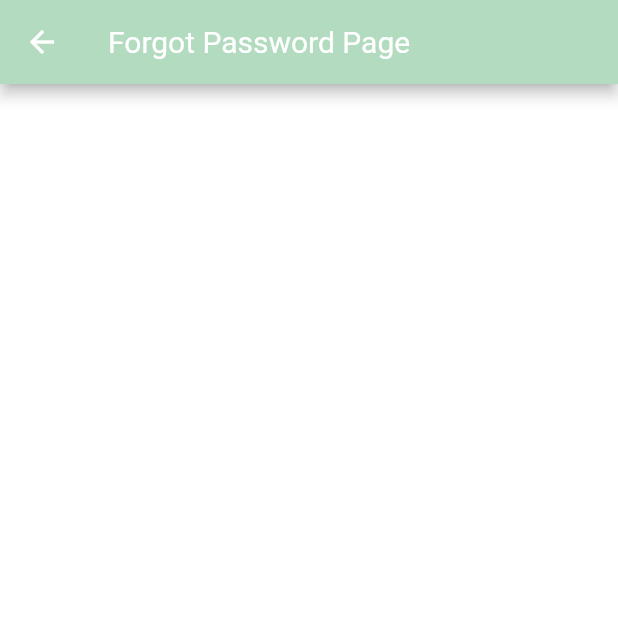
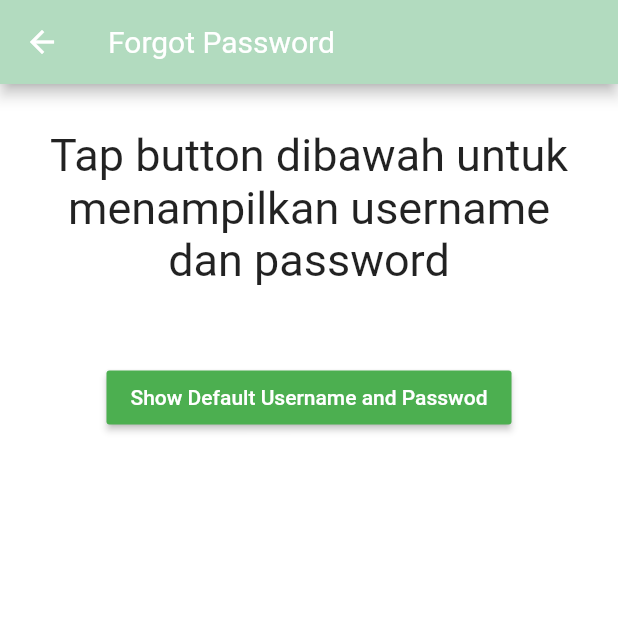
Before and after one commit to mrdemiadr/teknoponik, a Flutter app: the ForgotPasswordScreen screen opened directly, on a phone screen of 412 x 824 dp, the top half of it. Run offline on Flutter 3.47's test engine with Material 2 defaults, Android fonts, the phone set to English and light mode, and no system bars.

Commit message:
username & password function

```diff
--- a/lib/screens/forgotpassword_screen.dart
+++ b/lib/screens/forgotpassword_screen.dart
@@ -1,13 +1,66 @@
 import 'package:flutter/material.dart';
 
-class ForgotPasswordScreen extends StatelessWidget {
+class ForgotPasswordScreen extends StatefulWidget {
+  @override
+  _ForgotPasswordScreenState createState() => _ForgotPasswordScreenState();
+}
+
+class _ForgotPasswordScreenState extends State<ForgotPasswordScreen> {
+  String textUserInfo = '';
+
+  void onClicked() {
+    if (textUserInfo == '') {
+      setState(() {
+        textUserInfo = '"root"';
+      });
+    } else {
+      print(textUserInfo);
+      setState(() {
+        textUserInfo = '';
+      });
+    }
+  }
+
   @override
   Widget build(BuildContext context) {
     return Scaffold(
       appBar: AppBar(
-        title: Text('Forgot Password Page'),
+        title: Text('Forgot Password'),
       ),
       backgroundColor: Colors.white,
+      body: Column(
+        children: <Widget>[
+          Container(
+            margin: EdgeInsets.all(30.0),
+            child: Text(
+              'Tap button dibawah untuk menampilkan username dan password',
+              style: TextStyle(fontSize: 30.0),
+              textAlign: TextAlign.center,
+            ),
+          ),
+          SizedBox(
+            height: 20.0,
+          ),
+          RaisedButton(
+            onPressed: onClicked,
+            child: Text(
+              'Show Default Username and Passwod',
+              style: TextStyle(color: Colors.white),
+            ),
+            color: Colors.green,
+          ),
+          SizedBox(
+            height: 20.0,
+          ),
+          Text(
+            textUserInfo,
+            style: TextStyle(
+              fontSize: 30.0,
+              fontWeight: FontWeight.bold,
+            ),
+          )
+        ],
+      ),
     );
   }
 }
--- a/lib/screens/register_screen.dart
+++ b/lib/screens/register_screen.dart
@@ -12,7 +12,7 @@ class RegisterScreen extends StatelessWidget {
           mainAxisAlignment: MainAxisAlignment.center,
           children: <Widget>[
             Text(
-              'Username  dan password default adalah root',
+              'Username dan password default adalah root',
               textAlign: TextAlign.center,
               style: TextStyle(fontSize: 20.0, fontWeight: FontWeight.w800),
             ),
```
Also changed, not shown: lib/screens/home_screen.dart (+65 -5 lines), lib/screens/login_screen.dart (+8 -1 lines).
